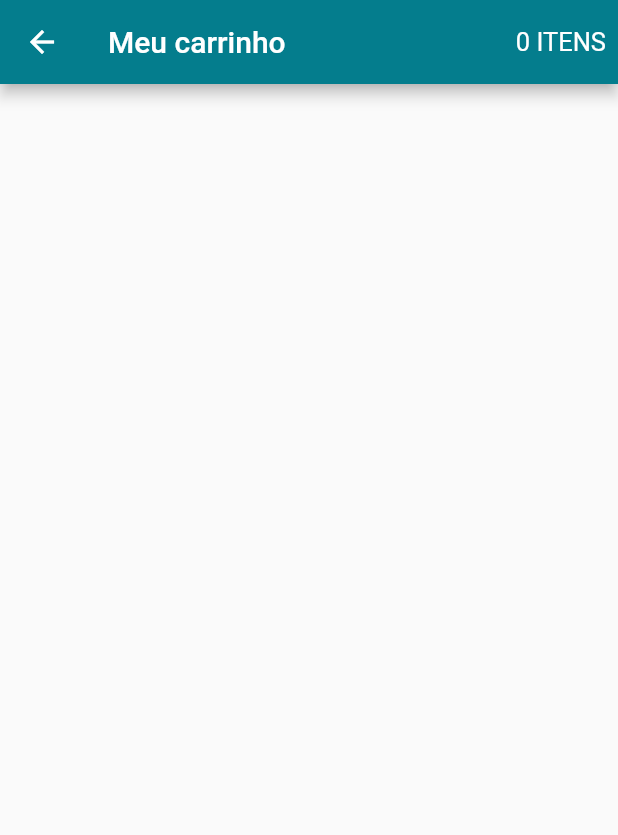
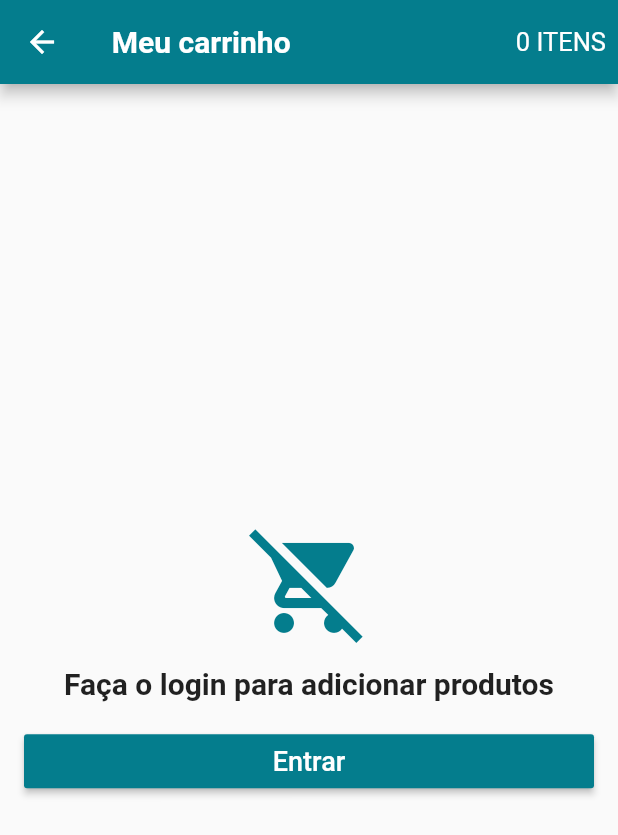
Before and after one commit to joseisaiasmanuel/lojavirtual, a Flutter app: the CartScreen screen opened directly, on a phone screen of 412 x 824 dp. Shown: the top 835 px of the screen. Run offline on Flutter 3.47's test engine with Material 2 defaults, Android fonts, the phone set to English and light mode, and no system bars; our stand-ins replace carousel_pro, cloud_firestore, firebase_auth, transparent_image; accounts and stored records are empty.

Commit message:
logicaCarrinho

```diff
--- a/lib/models/cart_model.dart
+++ b/lib/models/cart_model.dart
@@ -9,6 +9,7 @@ class CartModel extends Model{
   UserModel user;
 
   List<CartProduct> products=[];
+  bool isLoading = false;
 
   CartModel(this.user);
 
--- a/lib/screen/cart_screen.dart
+++ b/lib/screen/cart_screen.dart
@@ -1,5 +1,7 @@
 import 'package:flutter/material.dart';
 import 'package:loja_virtual/models/cart_model.dart';
+import 'package:loja_virtual/models/user_model.dart';
+import 'package:loja_virtual/screen/login_screen.dart';
 import 'package:scoped_model/scoped_model.dart';
 
 class CartScreen extends StatelessWidget {
@@ -7,7 +9,7 @@ class CartScreen extends StatelessWidget {
   Widget build(BuildContext context) {
     return Scaffold(
       appBar: AppBar(
-        title: Text("Meu carrinho"),
+        title: Text("Meu carrinho ",textAlign: TextAlign.center, style: TextStyle(fontSize: 20.0,fontWeight: FontWeight.bold),),
         actions: <Widget>[
           Container(
             padding: EdgeInsets.only(right: 8.0),
@@ -24,6 +26,48 @@ class CartScreen extends StatelessWidget {
         ],
 
       ),
+      body: ScopedModelDescendant<CartModel>(
+        builder: (context,child,model){
+          if(model.isLoading && UserModel.of(context).isLoggedIn()){
+            return Center (
+              child: CircularProgressIndicator(),
+            );
+          }else if (!UserModel.of(context).isLoggedIn()){
+            return Container(
+              padding: EdgeInsets.all(16.0),
+              child: Column(
+                crossAxisAlignment: CrossAxisAlignment.stretch,
+                mainAxisAlignment: MainAxisAlignment.center,
+                children:<Widget> [
+                  Icon(Icons.remove_shopping_cart,
+                  size:80.0, color:Theme.of(context).primaryColor,),
+                  SizedBox(height: 16.0,),
+                  Text("Faça o login para adicionar produtos", style: TextStyle(fontSize: 20.0,fontWeight: FontWeight.bold),
+                   textAlign: TextAlign.center,
+                  ),
+                  SizedBox(height: 16.0,),
+                  RaisedButton(
+                      child: Text("Entrar", style: TextStyle(fontSize: 18.0,),),
+                      textColor: Colors.white,
+                      color:Theme.of(context).primaryColor,
+                      onPressed:(){
+                        Navigator.of(context).push(MaterialPageRoute(builder: (context)=>LoginScreen())
+                        );
+
+                      },
+                      )
+                ],
+              ),
+            );
+          } else if (model.products== null || model.products.length==0){
+            return Center (
+              child: Text("Nenhum produto no carrinho", style: TextStyle(fontSize: 20.0,fontWeight: FontWeight.bold),
+               textAlign: TextAlign.center,
+              ),
+            );
+          }
+        },
+      ),
     );
   }
 }
--- /dev/null
+++ b/lib/tiles/cart_title.dart
@@ -0,0 +1,11 @@
+import 'package:flutter/material.dart';
+import 'package:loja_virtual/data/cart_product.dart';
+class CartTitle extends StatelessWidget {
+ final CartProduct cartProduct;
+
+  CartTitle(this.cartProduct);
+  @override
+  Widget build(BuildContext context) {
+    return Container();
+  }
+}
```
